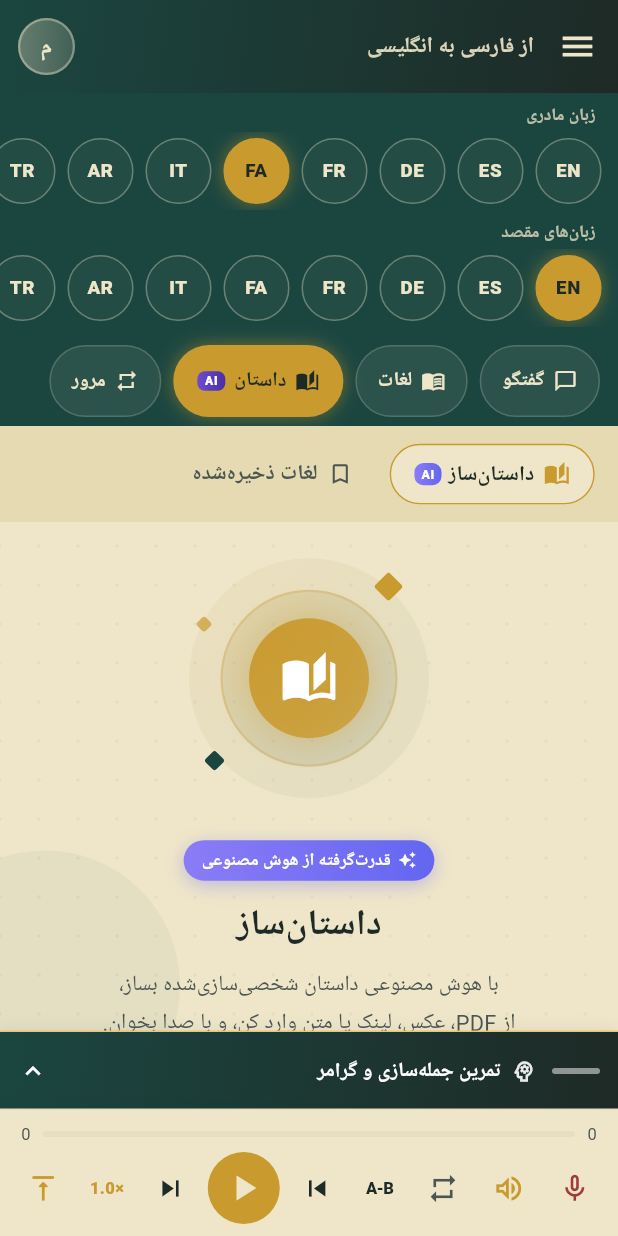
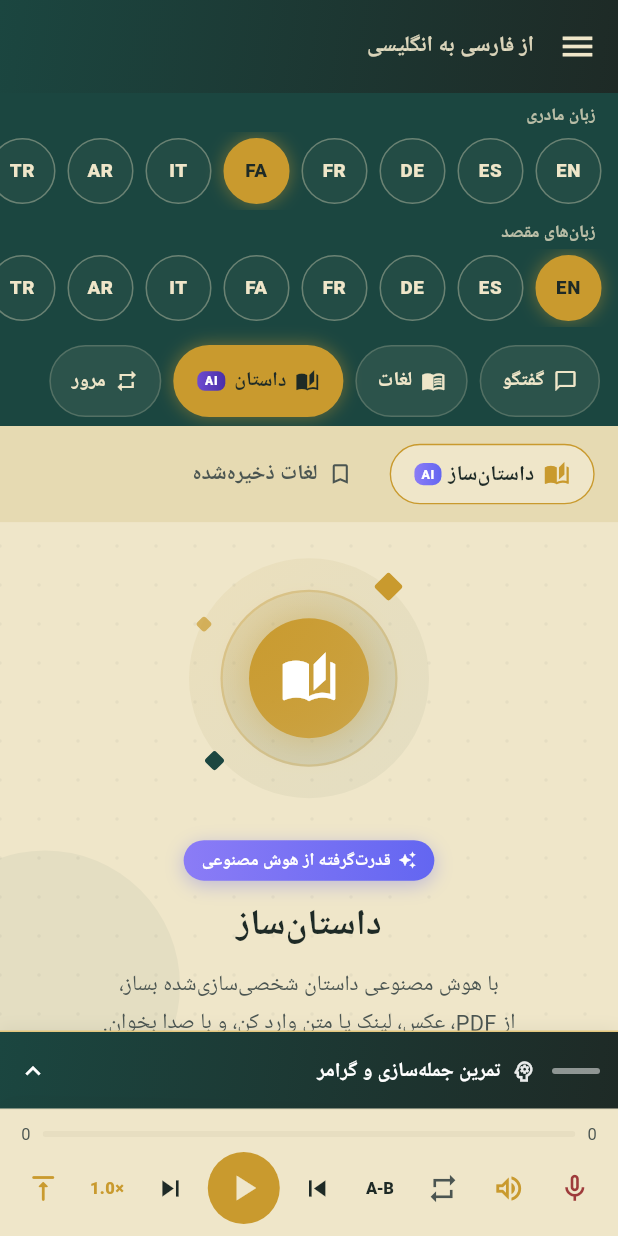
Before and after one commit to maryam1998/Zflut, a Flutter app: the screen it shows after launch, on a phone screen of 412 x 824 dp. Run offline on Flutter 3.47's test engine with Material 3 defaults, Android fonts, the phone set to English and light mode, and no system bars; our stand-ins replace dio, flutter_riverpod, flutter_tts, go_router, just_audio, shared_preferences and 1 more; accounts and stored records are empty; generated files the repository leaves out were written again; Roboto replaces fonts that are missing (Vazirmatn).

Commit message:
chore: apply patch zip

```diff
--- a/lib/features/shell/widgets/account_header.dart
+++ b/lib/features/shell/widgets/account_header.dart
@@ -20,21 +20,17 @@ class AccountHeader extends ConsumerWidget {
   @override
   Widget build(BuildContext context, WidgetRef ref) {
     final c = context.appColors;
-    final name = (userName ?? 'مهمان').trim();
     final sel = ref.watch(languageSelectionProvider);
-    final lang = Localizations.localeOf(context).languageCode;
-    final rtlUi = lang == 'fa' || lang == 'ar';
     String labelOf(String code) {
       for (final l in kSupportedLanguages) {
-        if (l.code == code) return rtlUi ? l.faLabel : l.enLabel;
+        if (l.code == code) return l.faLabel;
       }
       return code.toUpperCase();
     }
 
-    final fromTo = rtlUi
-        ? 'از ${labelOf(sel.native)} به ${sel.targets.map(labelOf).join('، ')}'
-        : 'From ${labelOf(sel.native)} to ${sel.targets.map(labelOf).join(', ')}';
-    final initial = name.isNotEmpty ? name[0].toUpperCase() : '؟';
+    // «از فارسی به آلمانی، انگلیسی» — همیشه فارسی و راست‌به‌چپ (مثل Hope)
+    final fromTo =
+        'از ${labelOf(sel.native)} به ${sel.targets.map(labelOf).join('، ')}';
 
     return Container(
       decoration: BoxDecoration(
@@ -47,7 +43,7 @@ class AccountHeader extends ConsumerWidget {
       child: SafeArea(
         bottom: false,
         child: Padding(
-          padding: const EdgeInsets.fromLTRB(12, 8, 4, 8),
+          padding: const EdgeInsets.fromLTRB(16, 8, 4, 8),
           child: Row(
             children: [
               // ═══ منوی همبرگری (تنظیمات) — بالا سمت راست ═══
@@ -70,9 +66,12 @@ class AccountHeader extends ConsumerWidget {
                   padding: const EdgeInsets.symmetric(horizontal: 6),
                   child: Text(
                     fromTo,
-                    maxLines: 1,
+                    textDirection: TextDirection.rtl,
+                    textAlign: TextAlign.start,
+                    maxLines: 2,
                     overflow: TextOverflow.ellipsis,
                     style: TextStyle(
+                      height: 1.35,
                       color: c.headerText.withOpacity(0.9),
                       fontSize: 14.5,
                       fontWeight: FontWeight.w600,
@@ -81,36 +80,6 @@ class AccountHeader extends ConsumerWidget {
                 ),
               ),
 
-              // ═══ آواتار — سمت چپ ═══
-              GestureDetector(
-                onTap: onAvatarTap,
-                child: Container(
-                  width: 38,
-                  height: 38,
-                  decoration: BoxDecoration(
-                    shape: BoxShape.circle,
-                    gradient: LinearGradient(
-                      colors: [
-                        c.headerText.withOpacity(0.35),
-                        c.headerText.withOpacity(0.18),
-                      ],
-                    ),
-                    border: Border.all(
-                      color: c.headerText.withOpacity(0.4),
-                      width: 1.5,
-                    ),
-                  ),
-                  alignment: Alignment.center,
-                  child: Text(
-                    initial,
-                    style: TextStyle(
-                      color: c.headerText,
-                      fontSize: 15,
-                      fontWeight: FontWeight.w800,
-                    ),
-                  ),
-                ),
-              ),
             ],
           ),
         ),
```
Also changed, not shown: lib/core/tts/speech_controller.dart (+64 -11 lines), 1 other file.
